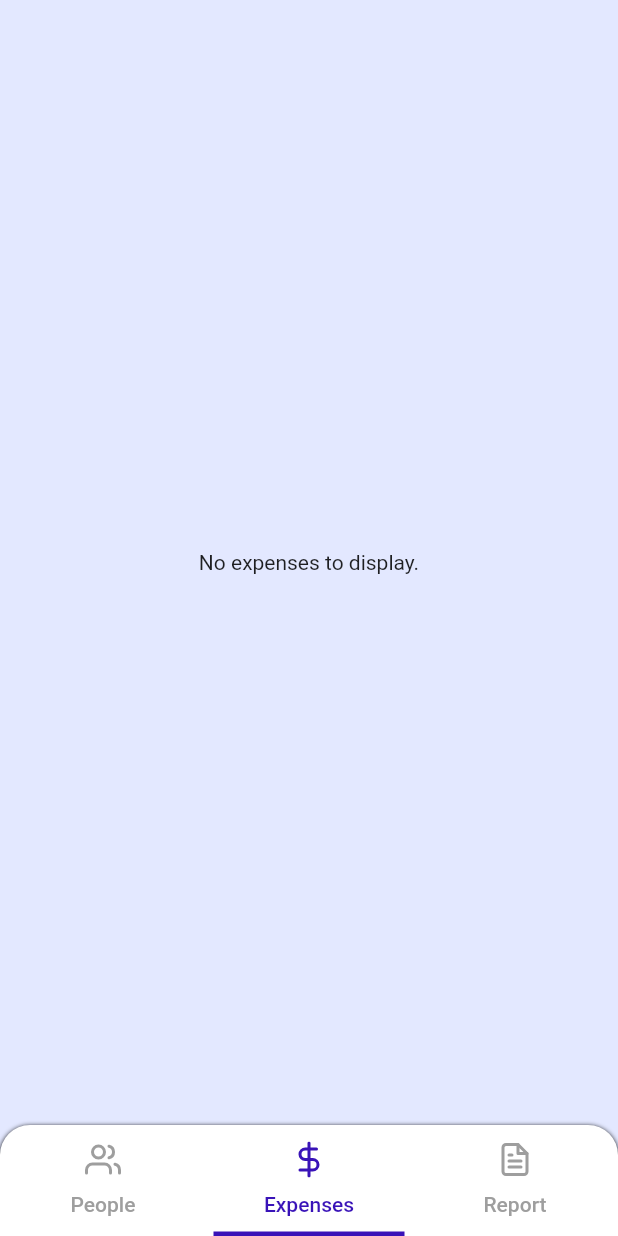
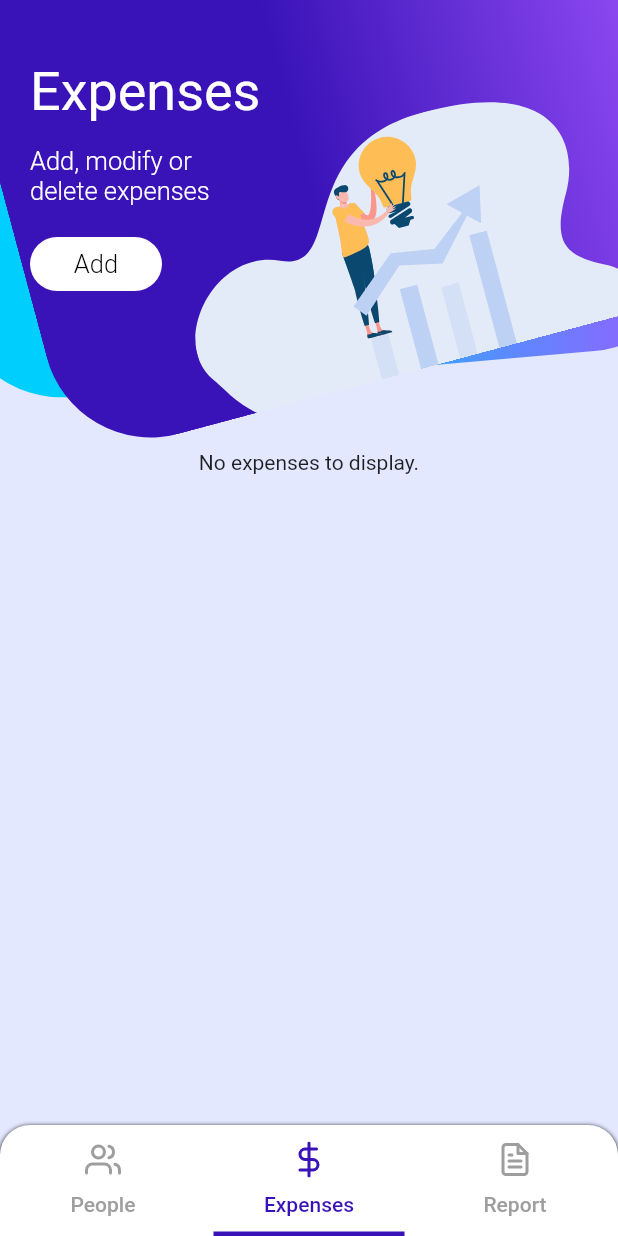
Before and after one commit to krzysiekz/CostyFlutter, a Flutter app: the ProjectDetailsPage screen opened directly, item 2 of the bottom bar chosen, on a phone screen of 412 x 824 dp. Run offline on Flutter 3.47's test engine with Material 2 defaults, Android fonts, the light colour scheme and no system bars; drawn by our look-alikes of flutter_platform_widgets, oktoast; our stand-ins replace bloc, dartz, decimal, device_preview, equatable, flutter_bloc and 6 more; accounts and stored records are empty; generated files the repository leaves out were written again.

Commit message:
new expenses UI started

```diff
--- a/lang/en.json
+++ b/lang/en.json
@@ -24,6 +24,7 @@
   "project_list_page_modified": "Project modified.",
 
   "user_list_page_description": "Add, modify or \ndelete people",
+  "expenses_list_page_description": "Add, modify or \ndelete expenses",
 
   "project_details_page_users": "People",
   "project_details_page_expenses": "Expenses",
--- a/lang/pl.json
+++ b/lang/pl.json
@@ -24,6 +24,7 @@
   "project_list_page_modified": "Projekt zmodyfikowany.",
 
   "user_list_page_description": "Dodawaj, modyfikuj lub \nusuwaj osoby",
+  "expenses_list_page_description": "Dodawaj, modyfikuj lub \nusuwaj wydatki",
 
   "project_details_page_users": "Osoby",
   "project_details_page_expenses": "Wydatki",
--- a/lib/presentation/widgets/pages/expenses_list_page.dart
+++ b/lib/presentation/widgets/pages/expenses_list_page.dart
@@ -1,8 +1,13 @@
+import 'dart:math';
+
+import 'package:costy/presentation/widgets/forms/new_expense_form_page.dart';
 import 'package:flutter/material.dart';
 import 'package:flutter_bloc/flutter_bloc.dart';
+import 'package:flutter_svg/svg.dart';
 
 import '../../../app_localizations.dart';
 import '../../../data/models/project.dart';
+import '../../../style_constants.dart';
 import '../../bloc/bloc.dart';
 import '../item/expense_list_item.dart';
 import '../utilities/dialog_utilities.dart';
@@ -25,6 +30,123 @@ class _ExpensesListPageState extends State<ExpensesListPage> {
 
   @override
   Widget build(BuildContext context) {
+    return Column(
+      children: [
+        ClipRect(child: buildHeader(context)),
+        Expanded(child: buildBody()),
+      ],
+    );
+  }
+
+  Stack buildHeader(BuildContext context) {
+    return Stack(
+      children: [
+        buildHeaderBackground(),
+        buildHeaderDescription(context),
+      ],
+    );
+  }
+
+  Transform buildHeaderBackground() {
+    return Transform.translate(
+      offset: const Offset(0, -80),
+      child: Transform.scale(
+        scale: 1.2,
+        child: Stack(
+          children: [
+            buildBottomCard(),
+            buildTopCard(),
+          ],
+        ),
+      ),
+    );
+  }
+
+  Transform buildTopCard() {
+    return Transform.translate(
+      offset: const Offset(30, 0),
+      child: Transform.rotate(
+        angle: -15 * pi / 180,
+        child: Stack(alignment: Alignment.bottomCenter, children: [
+          Container(
+            height: 300,
+            decoration: BoxDecoration(
+                borderRadius: BorderRadius.circular(60),
+                gradient: StyleConstants.primaryGradient),
+          ),
+          Positioned(
+            bottom: -20,
+            child: Transform.scale(
+              scale: 0.8,
+              child: SvgPicture.asset('assets/images/idea.svg',
+                  semanticsLabel: 'Expenses image'),
+            ),
+          )
+        ]),
+      ),
+    );
+  }
+
+  Transform buildBottomCard() {
+    return Transform.rotate(
+      angle: -5 * pi / 180,
+      child: Container(
+        height: 300,
+        decoration: BoxDecoration(
+            borderRadius: BorderRadius.circular(60),
+            gradient: StyleConstants.secondaryGradient),
+      ),
+    );
+  }
+
+  Padding buildHeaderDescription(BuildContext context) {
+    return Padding(
+      padding: const EdgeInsets.only(left: 20, top: 40),
+      child: Wrap(
+        direction: Axis.vertical,
+        spacing: 15,
+        children: [
+          Text(
+              AppLocalizations.of(context)
+                  .translate('project_details_page_expenses'),
+              overflow: TextOverflow.ellipsis,
+              style: const TextStyle(
+                fontWeight: StyleConstants.primaryFontWeight,
+                color: StyleConstants.primaryTextColor,
+                fontSize: StyleConstants.primaryTextSize,
+              )),
+          Text(
+              AppLocalizations.of(context)
+                  .translate('expenses_list_page_description'),
+              overflow: TextOverflow.ellipsis,
+              style: const TextStyle(
+                fontWeight: StyleConstants.secondaryFontWeight,
+                color: StyleConstants.primaryTextColor,
+                fontSize: StyleConstants.secondaryTextSize,
+              )),
+          FlatButton(
+            onPressed: () => _showAddExpenseForm(context, widget.project),
+            shape: RoundedRectangleBorder(
+              borderRadius: BorderRadius.circular(22.0),
+            ),
+            color: Colors.white,
+            child: Text(AppLocalizations.of(context).translate('add'),
+                style: const TextStyle(
+                  fontWeight: StyleConstants.secondaryFontWeight,
+                  color: Colors.black,
+                  fontSize: StyleConstants.secondaryTextSize,
+                )),
+          ),
+        ],
+      ),
+    );
+  }
+
+  void _showAddExpenseForm(BuildContext ctx, Project project) {
+    NewExpenseForm.navigate(ctx, project);
+  }
+
+  BlocConsumer<ExpenseBloc, ExpenseState> buildBody() {
     return BlocConsumer<ExpenseBloc, ExpenseState>(
       builder: (BuildContext context, ExpenseState state) {
         if (state is ExpenseEmpty) {
--- a/lib/presentation/widgets/pages/project_details_page.dart
+++ b/lib/presentation/widgets/pages/project_details_page.dart
@@ -3,7 +3,6 @@ import 'package:flutter/cupertino.dart';
 import 'package:flutter/material.dart';
 import 'package:flutter_bloc/flutter_bloc.dart';
 import 'package:flutter_platform_widgets/flutter_platform_widgets.dart';
-import 'package:flutter_svg/svg.dart';
 
 import '../../../app_localizations.dart';
 import '../../../data/models/project.dart';
--- a/lib/presentation/widgets/pages/projects_list_page.dart
+++ b/lib/presentation/widgets/pages/projects_list_page.dart
@@ -34,7 +34,7 @@ class _ProjectsListPageState extends State<ProjectsListPage> {
       backgroundColor: StyleConstants.backgroundColor,
       body: Column(
         children: [
-          buildHeader(context),
+          ClipRect(child: buildHeader(context)),
           Expanded(child: buildContent()),
         ],
       ),
--- a/lib/presentation/widgets/pages/user_list_page.dart
+++ b/lib/presentation/widgets/pages/user_list_page.dart
@@ -33,7 +33,7 @@ class _UserListPageState extends State<UserListPage> {
   Widget build(BuildContext context) {
     return Column(
       children: [
-        buildHeader(context),
+        ClipRect(child: buildHeader(context)),
         Expanded(child: buildBody()),
       ],
     );
--- a/pubspec.yaml
+++ b/pubspec.yaml
@@ -77,3 +77,4 @@ flutter:
     - assets/images/delete.svg
     - assets/images/edit.svg
     - assets/images/users.svg
+    - assets/images/idea.svg
```
Also changed, not shown: assets/images/idea.svg (added).
